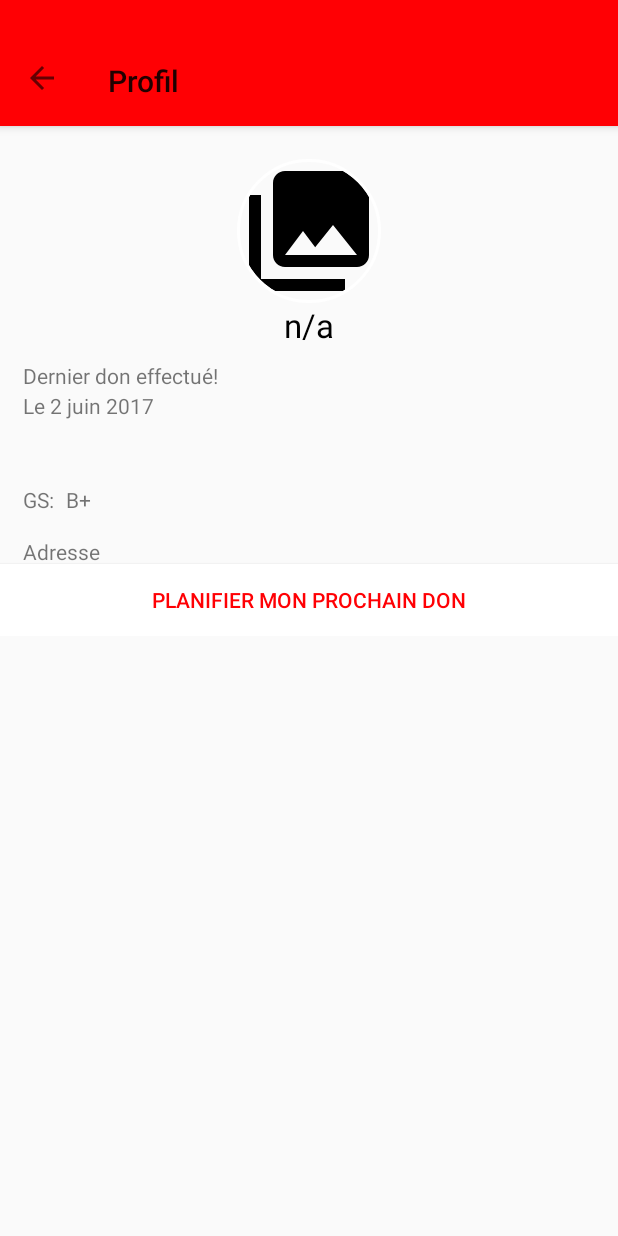
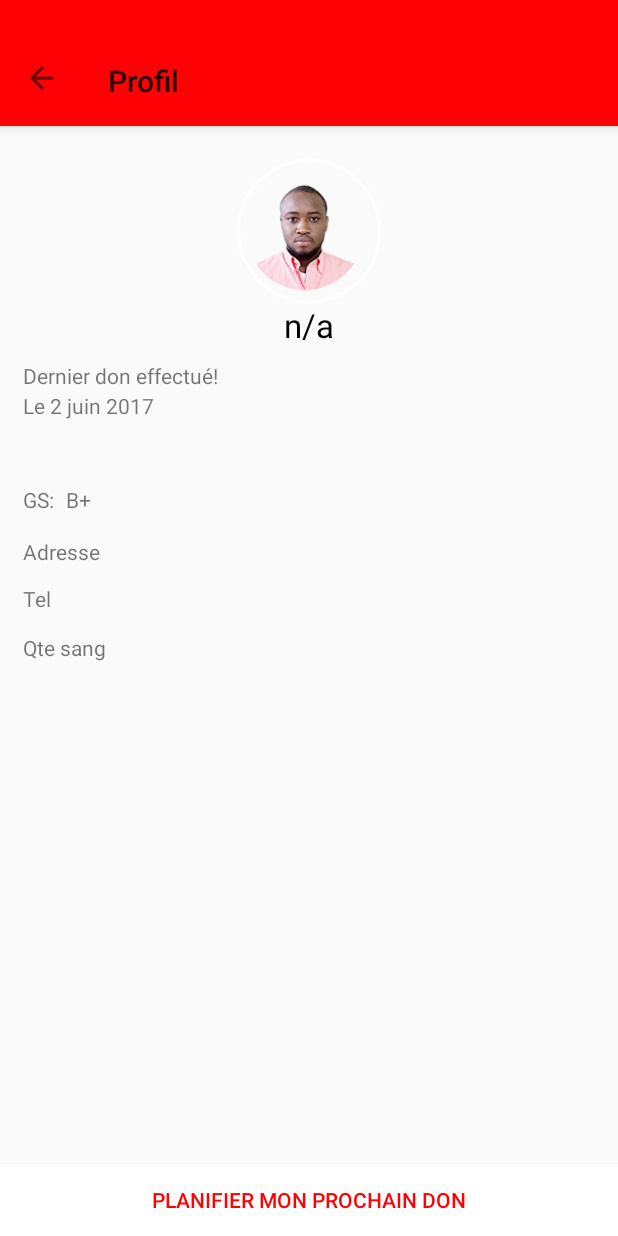
Before and after one commit to TransitDigitale/KOLEKTESAN, an Android app: the ProfilDrawerActivity screen opened directly, with no data from a screen before it, on a phone screen of 412 x 824 dp. Run offline under Robolectric (Android 15) with nearby library versions, the phone set to English and light mode, and no system bars; our stand-ins replace CircleImageView, Picasso; libraries missing offline, so code that uses them is left out: com.backendless; pictures from the network do not load.

Commit message:
some icon change

```diff
--- a/app/src/main/java/com/kolektesan/julio/kolektesan/activity/ProfilDrawerActivity.java
+++ b/app/src/main/java/com/kolektesan/julio/kolektesan/activity/ProfilDrawerActivity.java
@@ -35,7 +35,7 @@ public class ProfilDrawerActivity extends AppCompatActivity {
         String userName = prefs.getString("name", "n/a");
         String email = prefs.getString("email", "n/a");
         String img = prefs.getString("imageUri","default.png");
-        Picasso.with(ProfilDrawerActivity.this).load(img).resize(400 ,400).centerCrop().placeholder(R.drawable.ic_menu_gallery).into(ivlocal);
+        Picasso.with(ProfilDrawerActivity.this).load(img).resize(400 ,400).centerCrop().placeholder(R.drawable.julio).into(ivlocal);
         //populate info on Drawer
         tvVille.setText(userName);
     }
--- a/app/src/main/res/layout/content_profil_drawer.xml
+++ b/app/src/main/res/layout/content_profil_drawer.xml
@@ -23,25 +23,26 @@
             android:background="?attr/colorPrimary"
             app:popupTheme="@style/AppTheme.PopupOverlay" />
     </android.support.design.widget.AppBarLayout>
+
     <RelativeLayout xmlns:android="http://schemas.android.com/apk/res/android"
         xmlns:app="http://schemas.android.com/apk/res-auto"
         xmlns:tools="http://schemas.android.com/tools"
         android:layout_width="match_parent"
-        android:layout_height="340dp"
+        android:layout_height="match_parent"
+        android:layout_alignParentLeft="true"
+        android:layout_alignParentStart="true"
+        android:layout_below="@+id/appBarLayout"
         tools:context="com.kolektesan.julio.kolektesan.activity.ProfilDrawerActivity"
-        tools:ignore="ScrollViewSize"
-        android:layout_below="@+id/appBarLayout"
-        android:layout_alignParentLeft="true"
-        android:layout_alignParentStart="true">
+        tools:ignore="ScrollViewSize">
 
         <RelativeLayout xmlns:app="http://schemas.android.com/apk/res-auto"
             xmlns:tools="http://schemas.android.com/tools"
             android:id="@+id/two"
             android:layout_width="match_parent"
             android:layout_height="wrap_content"
-            android:layout_alignParentTop="true"
             android:layout_alignParentLeft="true"
-            android:layout_alignParentStart="true">
+            android:layout_alignParentStart="true"
+            android:layout_alignParentTop="true">
 
             <de.hdodenhof.circleimageview.CircleImageView
                 android:id="@+id/ivlocal"
```
Also changed, not shown: app/src/main/java/com/kolektesan/julio/kolektesan/activity/Home.java (+6 -5 lines), app/src/main/java/com/kolektesan/julio/kolektesan/fragment/FragmentListDemande.java (added, +138 -0 lines), app/src/main/res/drawable-hdpi/ic_action_ask.png (added), app/src/main/res/drawable-hdpi/ic_action_medi.png (added), app/src/main/res/drawable-mdpi/ic_action_ask.png (added), app/src/main/res/drawable-mdpi/ic_action_medi.png (added), app/src/main/res/drawable-xhdpi/ic_action_ask.png (added), app/src/main/res/drawable-xhdpi/ic_action_medi.png (added), app/src/main/res/drawable-xxhdpi/ic_action_ask.png (added), app/src/main/res/drawable-xxhdpi/ic_action_medi.png (added). Lines whose indentation alone changed are shown as unchanged.
